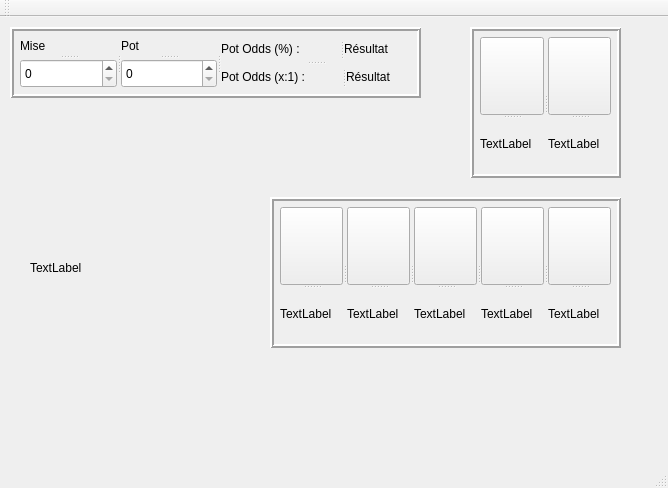
Ouack23/Pokette, file gui/mainwindow.ui: the form before one commit.
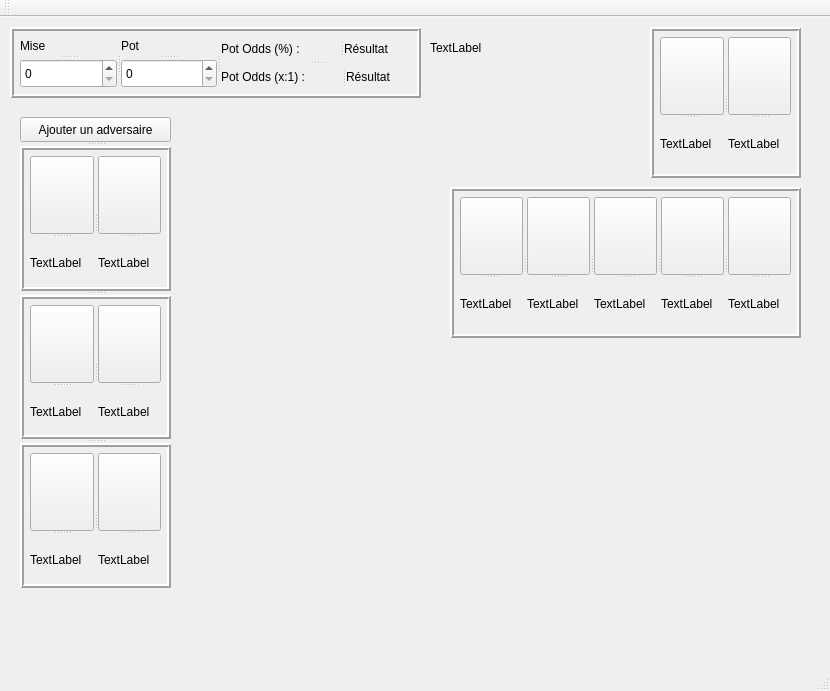
The form after the commit. Icons and pictures are not drawn.

The edit to the form file:
```diff
--- a/gui/mainwindow.ui
+++ b/gui/mainwindow.ui
@@ -6,8 +6,8 @@
    <rect>
     <x>0</x>
     <y>0</y>
-    <width>668</width>
-    <height>488</height>
+    <width>830</width>
+    <height>691</height>
    </rect>
   </property>
   <property name="windowTitle">
@@ -128,7 +128,7 @@
    <widget class="QFrame" name="frame_hand">
     <property name="geometry">
      <rect>
-      <x>470</x>
+      <x>650</x>
       <y>10</y>
       <width>151</width>
       <height>151</height>
@@ -196,8 +196,8 @@
    <widget class="QFrame" name="frame_common_cards">
     <property name="geometry">
      <rect>
-      <x>270</x>
-      <y>180</y>
+      <x>450</x>
+      <y>170</y>
       <width>351</width>
       <height>151</height>
      </rect>
@@ -318,16 +318,226 @@
    <widget class="QLabel" name="label_combin">
     <property name="geometry">
      <rect>
-      <x>30</x>
-      <y>170</y>
+      <x>430</x>
+      <y>20</y>
       <width>211</width>
-      <height>161</height>
+      <height>21</height>
      </rect>
     </property>
     <property name="text">
      <string>TextLabel</string>
     </property>
    </widget>
+   <widget class="QSplitter" name="splitter_10">
+    <property name="geometry">
+     <rect>
+      <x>20</x>
+      <y>100</y>
+      <width>151</width>
+      <height>471</height>
+     </rect>
+    </property>
+    <property name="orientation">
+     <enum>Qt::Vertical</enum>
+    </property>
+    <widget class="QPushButton" name="pushButton">
+     <property name="sizePolicy">
+      <sizepolicy hsizetype="Minimum" vsizetype="Fixed">
+       <horstretch>0</horstretch>
+       <verstretch>0</verstretch>
+      </sizepolicy>
+     </property>
+     <property name="maximumSize">
+      <size>
+       <width>151</width>
+       <height>25</height>
+      </size>
+     </property>
+     <property name="text">
+      <string>Ajouter un adversaire</string>
+     </property>
+    </widget>
+    <widget class="QFrame" name="frame_hand_2">
+     <property name="frameShape">
+      <enum>QFrame::Box</enum>
+     </property>
+     <property name="frameShadow">
+      <enum>QFrame::Raised</enum>
+     </property>
+     <property name="lineWidth">
+      <number>2</number>
+     </property>
+     <widget class="QSplitter" name="splitter_hand_2">
+      <property name="geometry">
+       <rect>
+        <x>10</x>
+        <y>10</y>
+        <width>131</width>
+        <height>131</height>
+       </rect>
+      </property>
+      <property name="orientation">
+       <enum>Qt::Horizontal</enum>
+      </property>
+      <widget class="QSplitter" name="splitter_11">
+       <property name="orientation">
+        <enum>Qt::Vertical</enum>
+       </property>
+       <widget class="QPushButton" name="cardButton2_1">
+        <property name="styleSheet">
+         <string notr="true">background-image: url(:/back.png);</string>
+        </property>
+        <property name="text">
+         <string/>
+        </property>
+       </widget>
+       <widget class="QLabel" name="cardLabel2_1">
+        <property name="text">
+         <string>TextLabel</string>
+        </property>
+       </widget>
+      </widget>
+      <widget class="QSplitter" name="splitter_12">
+       <property name="orientation">
+        <enum>Qt::Vertical</enum>
+       </property>
+       <widget class="QPushButton" name="cardButton2_2">
+        <property name="styleSheet">
+         <string notr="true">background-image: url(:/back.png);</string>
+        </property>
+        <property name="text">
+         <string/>
+        </property>
+       </widget>
+       <widget class="QLabel" name="cardLabel2_2">
+        <property name="text">
+         <string>TextLabel</string>
+        </property>
+       </widget>
+      </widget>
+     </widget>
+    </widget>
+    <widget class="QFrame" name="frame_hand_3">
+     <property name="frameShape">
+      <enum>QFrame::Box</enum>
+     </property>
+     <property name="frameShadow">
+      <enum>QFrame::Raised</enum>
+     </property>
+     <property name="lineWidth">
+      <number>2</number>
+     </property>
+     <widget class="QSplitter" name="splitter_hand_4">
+      <property name="geometry">
+       <rect>
+        <x>10</x>
+        <y>10</y>
+        <width>131</width>
+        <height>131</height>
+       </rect>
+      </property>
+      <property name="orientation">
+       <enum>Qt::Horizontal</enum>
+      </property>
+      <widget class="QSplitter" name="splitter_16">
+       <property name="orientation">
+        <enum>Qt::Vertical</enum>
+       </property>
+       <widget class="QPushButton" name="cardButton3_1">
+        <property name="styleSheet">
+         <string notr="true">background-image: url(:/back.png);</string>
+        </property>
+        <property name="text">
+         <string/>
+        </property>
+       </widget>
+       <widget class="QLabel" name="cardLabel3_1">
+        <property name="text">
+         <string>TextLabel</string>
+        </property>
+       </widget>
+      </widget>
+      <widget class="QSplitter" name="splitter_17">
+       <property name="orientation">
+        <enum>Qt::Vertical</enum>
+       </property>
+       <widget class="QPushButton" name="cardButton3_2">
+        <property name="styleSheet">
+         <string notr="true">background-image: url(:/back.png);</string>
+        </property>
+        <property name="text">
+         <string/>
+        </property>
+       </widget>
+       <widget class="QLabel" name="cardLabel3_2">
+        <property name="text">
+         <string>TextLabel</string>
+        </property>
+       </widget>
+      </widget>
+     </widget>
+    </widget>
+    <widget class="QFrame" name="frame_hand_4">
+     <property name="frameShape">
+      <enum>QFrame::Box</enum>
+     </property>
+     <property name="frameShadow">
+      <enum>QFrame::Raised</enum>
+     </property>
+     <property name="lineWidth">
+      <number>2</number>
+     </property>
+     <widget class="QSplitter" name="splitter_hand_5">
+      <property name="geometry">
+       <rect>
+        <x>10</x>
+        <y>10</y>
+        <width>131</width>
+        <height>131</height>
+       </rect>
+      </property>
+      <property name="orientation">
+       <enum>Qt::Horizontal</enum>
+      </property>
+      <widget class="QSplitter" name="splitter_18">
+       <property name="orientation">
+        <enum>Qt::Vertical</enum>
+       </property>
+       <widget class="QPushButton" name="cardButton4_1">
+        <property name="styleSheet">
+         <string notr="true">background-image: url(:/back.png);</string>
+        </property>
+        <property name="text">
+         <string/>
+        </property>
+       </widget>
+       <widget class="QLabel" name="cardLabel4_1">
+        <property name="text">
+         <string>TextLabel</string>
+        </property>
+       </widget>
+      </widget>
+      <widget class="QSplitter" name="splitter_19">
+       <property name="orientation">
+        <enum>Qt::Vertical</enum>
+       </property>
+       <widget class="QPushButton" name="cardButton4_2">
+        <property name="styleSheet">
+         <string notr="true">background-image: url(:/back.png);</string>
+        </property>
+        <property name="text">
+         <string/>
+        </property>
+       </widget>
+       <widget class="QLabel" name="cardLabel4_2">
+        <property name="text">
+         <string>TextLabel</string>
+        </property>
+       </widget>
+      </widget>
+     </widget>
+    </widget>
+   </widget>
   </widget>
   <widget class="QMenuBar" name="menuBar">
    <property name="geometry">
```
Left out of the diff: 2 changed lines with no effect on the pictures.
